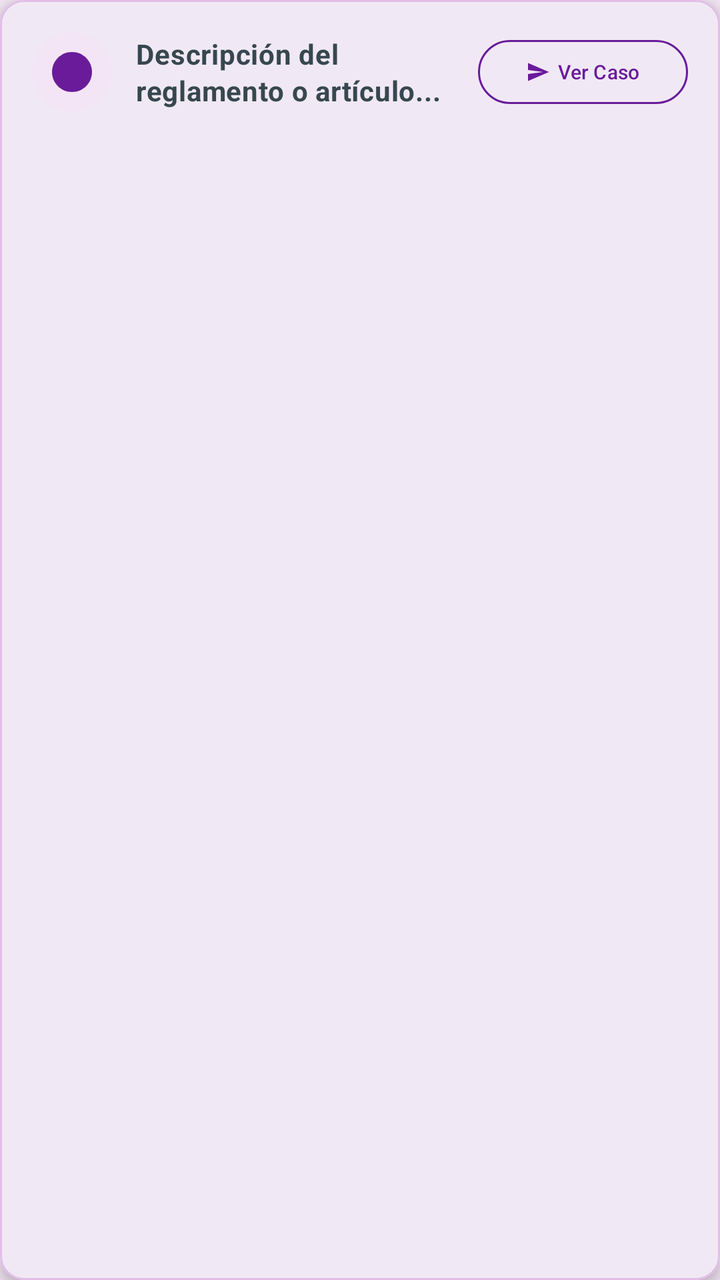
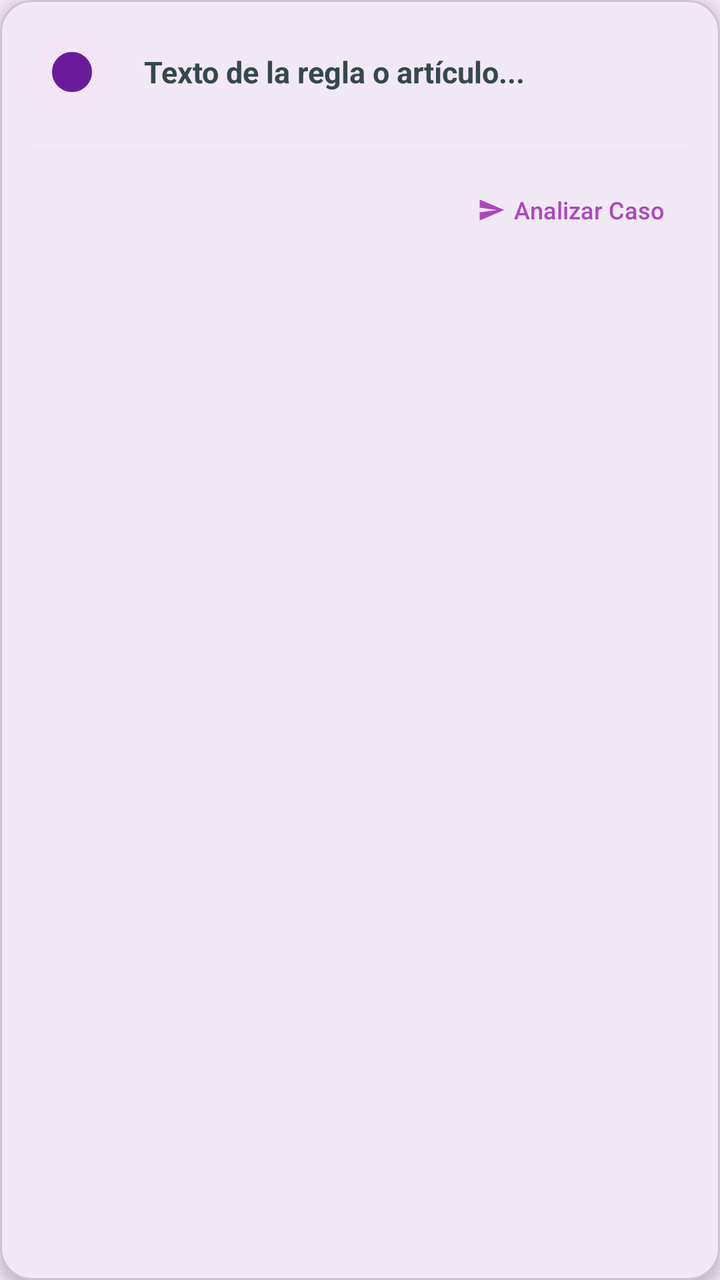

The first picture is an Android layout as it rendered before a commit; the second is the same layout after the commit. The layout source and the unified diff follow.
<!-- AndroidManifest.xml: application theme Theme.ReglamentoUpp -->
<!-- res/layout/item_list.xml -->
<?xml version="1.0" encoding="utf-8"?>
<com.google.android.material.card.MaterialCardView
    xmlns:android="http://schemas.android.com/apk/res/android"
    xmlns:app="http://schemas.android.com/apk/res-auto"
    xmlns:tools="http://schemas.android.com/tools"
    android:id="@+id/card_root"
    android:layout_width="match_parent"
    android:layout_height="wrap_content"
    android:layout_marginHorizontal="12dp"
    android:layout_marginVertical="6dp"
    android:clickable="true"
    android:focusable="true"
    android:foreground="?attr/selectableItemBackground"
    app:cardBackgroundColor="@color/white"
    app:cardCornerRadius="12dp"
    app:cardElevation="4dp"
    app:strokeColor="#E1BEE7"
    app:strokeWidth="1dp">

    <androidx.constraintlayout.widget.ConstraintLayout
        android:layout_width="match_parent"
        android:layout_height="wrap_content"
        android:padding="16dp">

        <ImageView
            android:id="@+id/item_icon"
            android:layout_width="40dp"
            android:layout_height="40dp"
            android:background="@drawable/white_circle_bg"
            android:backgroundTint="#F3E5F5"
            android:padding="8dp"
            android:src="@drawable/ic_check_circle"
            app:tint="@color/upp_primary"
            app:layout_constraintStart_toStartOf="parent"
            app:layout_constraintTop_toTopOf="parent"
            app:layout_constraintBottom_toBottomOf="parent" />

        <TextView
            android:id="@android:id/text1"
            android:layout_width="0dp"
            android:layout_height="wrap_content"
            android:layout_marginStart="12dp"
            android:layout_marginEnd="8dp"
            android:lineSpacingExtra="2dp"
            android:text="Descripción del reglamento o artículo..."
            android:textAppearance="@style/TextAppearance.Material3.BodyMedium"
            android:textColor="@color/text_primary"
            android:textStyle="bold"
            app:layout_constraintEnd_toStartOf="@+id/btn_case_study"
            app:layout_constraintStart_toEndOf="@id/item_icon"
            app:layout_constraintTop_toTopOf="parent"
            app:layout_constraintBottom_toBottomOf="parent" />

        <com.google.android.material.button.MaterialButton
            android:id="@+id/btn_case_study"
            style="@style/Widget.Material3.Button.OutlinedButton"
            android:layout_width="wrap_content"
            android:layout_height="40dp"
            android:text="Ver Caso"
            android:textColor="@color/upp_primary"
            android:textSize="10sp"
            app:icon="@drawable/ic_send"
            app:iconSize="12dp"
            app:iconTint="@color/upp_primary"
            app:strokeColor="@color/upp_primary"
            app:cornerRadius="20dp"
            app:layout_constraintEnd_toEndOf="parent"
            app:layout_constraintTop_toTopOf="parent"
            app:layout_constraintBottom_toBottomOf="parent"/>

    </androidx.constraintlayout.widget.ConstraintLayout>

</com.google.android.material.card.MaterialCardView>
<!-- resources referenced by this layout -->
<resources>
  <color name="text_primary">#37474F</color>
  <color name="upp_primary">#6A1B9A</color>
  <color name="white">#FFFFFF</color>
  <!-- drawable ic_check_circle (drawable) -->
  <vector xmlns:android="http://schemas.android.com/apk/res/android"
      android:width="24dp"
      android:height="24dp"
      android:viewportWidth="24"
      android:viewportHeight="24">
      <path
          android:fillColor="#C8E6C9"
          android:pathData="M12,2C6.48,2 2,6.48 2,12s4.48,10 10,10 10,-4.48 10,-10S17.52,2 12,2z"/>
      <path
          android:fillColor="#4CAF50"
          android:pathData="M12,4C7.58,4 4,7.58 4,12s3.58,8 8,8 8,-3.58 8,-8S16.42,4 12,4z"/>
      <path
          android:fillColor="#FFFFFF"
          android:pathData="M9.29,16.29L5.7,12.7c-0.39,-0.39 -0.39,-1.02 0,-1.41l1.41,-1.41c0.39,-0.39 1.02,-0.39 1.41,0L10.7,12.17l4.7,-4.7c0.39,-0.39 1.02,-0.39 1.41,0l1.41,1.41c0.39,0.39 0.39,1.02 0,1.41l-6.11,6.11c-0.39,0.39 -1.02,0.39 -1.41,0z"/>
  </vector>
  <!-- drawable ic_send (drawable) -->
  <?xml version="1.0" encoding="utf-8"?>
  <vector xmlns:android="http://schemas.android.com/apk/res/android"
      android:width="24dp"
      android:height="24dp"
      android:viewportWidth="24"
      android:viewportHeight="24"
      android:tint="?attr/colorOnPrimary">
      <path
          android:fillColor="@android:color/white"
          android:pathData="M2.01,21L23,12 2.01,3 2,10l15,2 -15,2z" />
  </vector>
  <!-- drawable white_circle_bg (drawable) -->
  <?xml version="1.0" encoding="utf-8"?>
  <shape xmlns:android="http://schemas.android.com/apk/res/android" android:shape="oval">
      <solid android:color="@color/white"/>
  </shape>
  <style name="Theme.ReglamentoUpp" parent="Base.Theme.ReglamentoUpp" />
  <style name="Base.Theme.ReglamentoUpp" parent="Theme.Material3.DayNight.NoActionBar">
          <item name="colorPrimary">@color/upp_primary</item>
          <item name="colorPrimaryVariant">@color/upp_primary_dark</item>
          <item name="colorOnPrimary">@color/text_light</item>
  
          <item name="colorSecondary">@color/upp_secondary</item>
          <item name="colorOnSecondary">@color/text_light</item>
  
          <item name="android:statusBarColor">@color/upp_primary_dark</item>
          <item name="android:windowLightStatusBar">false</item> <item name="android:colorBackground">@color/app_bg</item>
          <item name="colorSurface">@color/surface_color</item>
      </style>
  <color name="upp_primary_dark">#4A148C</color>
  <color name="text_light">#FFFFFF</color>
  <color name="upp_secondary">#8E24AA</color>
  <color name="app_bg">#F3E5F5</color>
  <color name="surface_color">#FFFFFF</color>
</resources>

<!-- the commit's change to res/layout/item_list.xml (unified diff, before → after) -->
@@ -2,7 +2,6 @@
 <com.google.android.material.card.MaterialCardView
     xmlns:android="http://schemas.android.com/apk/res/android"
     xmlns:app="http://schemas.android.com/apk/res-auto"
-    xmlns:tools="http://schemas.android.com/tools"
     android:id="@+id/card_root"
     android:layout_width="match_parent"
     android:layout_height="wrap_content"
@@ -12,62 +11,69 @@
     android:focusable="true"
     android:foreground="?attr/selectableItemBackground"
     app:cardBackgroundColor="@color/white"
-    app:cardCornerRadius="12dp"
-    app:cardElevation="4dp"
-    app:strokeColor="#E1BEE7"
-    app:strokeWidth="1dp">
+    app:cardCornerRadius="16dp"
+    app:cardElevation="4dp">
 
-    <androidx.constraintlayout.widget.ConstraintLayout
+    <LinearLayout
         android:layout_width="match_parent"
         android:layout_height="wrap_content"
-        android:padding="16dp">
+        android:orientation="vertical">
 
-        <ImageView
-            android:id="@+id/item_icon"
-            android:layout_width="40dp"
-            android:layout_height="40dp"
-            android:background="@drawable/white_circle_bg"
-            android:backgroundTint="#F3E5F5"
-            android:padding="8dp"
-            android:src="@drawable/ic_check_circle"
-            app:tint="@color/upp_primary"
-            app:layout_constraintStart_toStartOf="parent"
-            app:layout_constraintTop_toTopOf="parent"
-            app:layout_constraintBottom_toBottomOf="parent" />
+        <LinearLayout
+            android:layout_width="match_parent"
+            android:layout_height="wrap_content"
+            android:orientation="horizontal"
+            android:padding="16dp"
+            android:gravity="center_vertical">
 
-        <TextView
-            android:id="@android:id/text1"
-            android:layout_width="0dp"
+            <ImageView
+                android:id="@+id/item_icon"
+                android:layout_width="40dp"
+                android:layout_height="40dp"
+                android:src="@drawable/ic_check_circle"
+                app:tint="@color/upp_primary"
+                android:background="@drawable/white_circle_bg"
+                android:backgroundTint="#F3E5F5"
+                android:padding="8dp"/>
+
+            <TextView
+                android:id="@android:id/text1"
+                android:layout_width="0dp"
+                android:layout_height="wrap_content"
+                android:layout_weight="1"
+                android:layout_marginStart="16dp"
+                android:text="Texto de la regla o artículo..."
+                android:textSize="15sp"
+                android:textStyle="bold"
+                android:textColor="@color/text_primary"
+                android:lineSpacingExtra="3dp"/>
+        </LinearLayout>
+
+        <View
+            android:layout_width="match_parent"
+            android:layout_height="1dp"
+            android:background="#EEEEEE"
+            android:layout_marginHorizontal="16dp"/>
+
+        <LinearLayout
+            android:layout_width="match_parent"
             android:layout_height="wrap_content"
-            android:layout_marginStart="12dp"
-            android:layout_marginEnd="8dp"
-            android:lineSpacingExtra="2dp"
-            android:text="Descripción del reglamento o artículo..."
-            android:textAppearance="@style/TextAppearance.Material3.BodyMedium"
-            android:textColor="@color/text_primary"
-            android:textStyle="bold"
-            app:layout_constraintEnd_toStartOf="@+id/btn_case_study"
-            app:layout_constraintStart_toEndOf="@id/item_icon"
-            app:layout_constraintTop_toTopOf="parent"
-            app:layout_constraintBottom_toBottomOf="parent" />
+            android:gravity="end"
+            android:paddingHorizontal="16dp"
+            android:paddingVertical="8dp">
 
-        <com.google.android.material.button.MaterialButton
-            android:id="@+id/btn_case_study"
-            style="@style/Widget.Material3.Button.OutlinedButton"
-            android:layout_width="wrap_content"
-            android:layout_height="40dp"
-            android:text="Ver Caso"
-            android:textColor="@color/upp_primary"
-            android:textSize="10sp"
-            app:icon="@drawable/ic_send"
-            app:iconSize="12dp"
-            app:iconTint="@color/upp_primary"
-            app:strokeColor="@color/upp_primary"
-            app:cornerRadius="20dp"
-            app:layout_constraintEnd_toEndOf="parent"
-            app:layout_constraintTop_toTopOf="parent"
-            app:layout_constraintBottom_toBottomOf="parent"/>
+            <com.google.android.material.button.MaterialButton
+                android:id="@+id/btn_case_study"
+                style="@style/Widget.Material3.Button.TextButton"
+                android:layout_width="wrap_content"
+                android:layout_height="wrap_content"
+                android:text="Analizar Caso"
+                android:textColor="@color/upp_accent"
+                android:textSize="12sp"
+                app:icon="@drawable/ic_send"
+                app:iconSize="14dp"
+                app:iconTint="@color/upp_accent"/>
+        </LinearLayout>
 
-    </androidx.constraintlayout.widget.ConstraintLayout>
-
+    </LinearLayout>
 </com.google.android.material.card.MaterialCardView>
<!-- resource entries referenced after the edit -->
@@ -1,6 +1,7 @@
 <!-- resources referenced by this layout -->
 <resources>
   <color name="text_primary">#37474F</color>
+  <color name="upp_accent">#AB47BC</color>
   <color name="upp_primary">#6A1B9A</color>
   <color name="white">#FFFFFF</color>
   <!-- drawable ic_check_circle (drawable) -->
